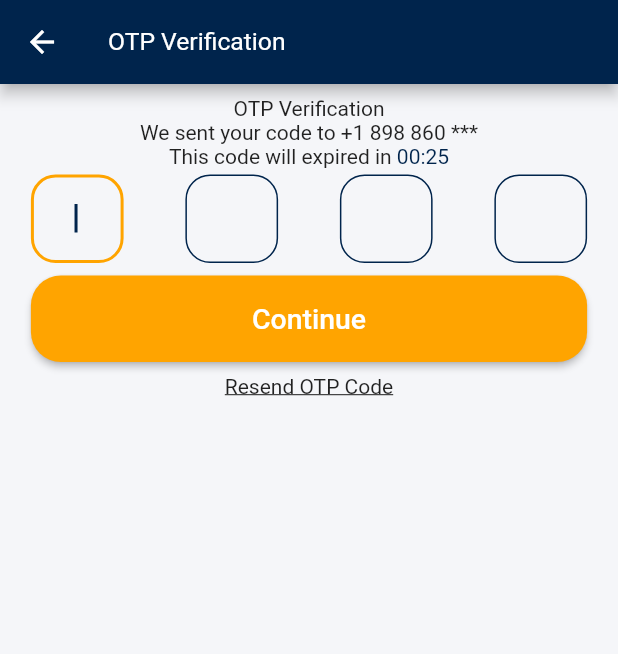
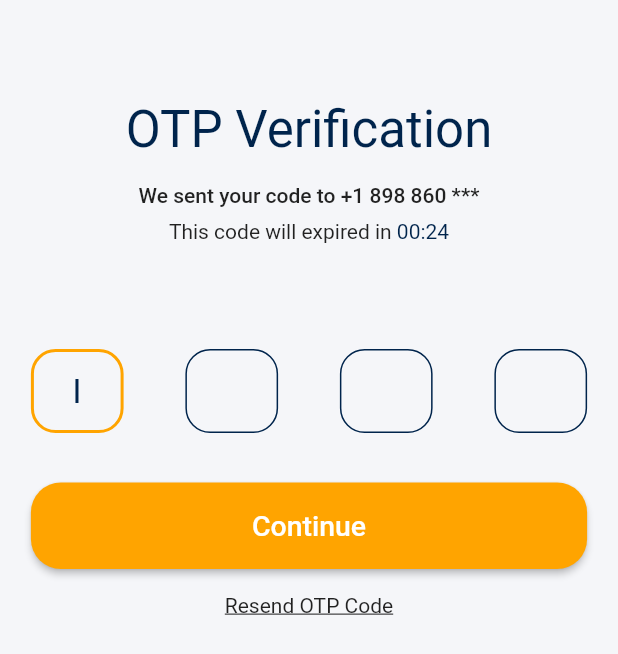
Before and after one commit to rupendra-p/flutter_ecommerce, a Flutter app: the OtpScreen screen opened by its route, after a tap on "Continue", after a tap on "Resend OTP Code", on a phone screen of 412 x 824 dp. Shown: the top 654 px of the screen. Run offline on Flutter 3.47's test engine with Material 2 defaults, Android fonts, the phone set to English and light mode, and no system bars; our stand-ins replace flutter_dotenv, flutter_svg.

Commit message:
changes in complete profile

```diff
--- a/lib/main.dart
+++ b/lib/main.dart
@@ -1,3 +1,4 @@
+import 'package:ecommerce/screens/otp/otp_screen.dart';
 import 'package:flutter/material.dart';
 import 'package:flutter_dotenv/flutter_dotenv.dart';
 
--- a/lib/screens/complete_profile/complete_profile_form.dart
+++ b/lib/screens/complete_profile/complete_profile_form.dart
@@ -58,7 +58,7 @@ class _CompleteProfileFormState extends State<CompleteProfileForm> {
             height: SizeConfig.heightMultiplier * 4,
           ),
           DefaultButton(
-            text: "continue",
+            text: "Continue",
             press: () {
               if (_formKey.currentState!.validate()) {
                 Navigator.pushNamed(context, OtpScreen.routeName);
--- a/lib/screens/complete_profile/complete_profile_screen.dart
+++ b/lib/screens/complete_profile/complete_profile_screen.dart
@@ -1,3 +1,4 @@
+import 'package:ecommerce/constant/color_properties.dart';
 import 'package:ecommerce/utils/size_config.dart';
 import 'package:flutter/material.dart';
 import 'complete_profile_form.dart';
@@ -9,9 +10,6 @@ class CompleteProfileScreen extends StatelessWidget {
   @override
   Widget build(BuildContext context) {
     return Scaffold(
-        appBar: AppBar(
-          title: Text('Sign Up'),
-        ),
       body: SafeArea(
         child: SizedBox(
           width: double.infinity,
@@ -23,18 +21,24 @@ class CompleteProfileScreen extends StatelessWidget {
               child: Column(
                 children: [
                   SizedBox(
-                      height: SizeConfig.heightMultiplier * 1,
+                    height: SizeConfig.heightMultiplier * 8,
                   ),
                   Text(
                     "Complete Profile",
-                      // style: headingStyle,
+                    style: Theme.of(context).textTheme.headline4!.copyWith(
+                          color: primaryColor,
                         ),
+                  ),
+                  SizedBox(height: SizeConfig.heightMultiplier * 2),
                   Text(
                     "Complete your details or continue  \nwith social media",
                     textAlign: TextAlign.center,
+                    style: Theme.of(context).textTheme.subtitle1!.copyWith(
+                          color: colorGrey,
+                        ),
                   ),
                   SizedBox(
-                      height: SizeConfig.heightMultiplier * 2,
+                    height: SizeConfig.heightMultiplier * 8,
                   ),
                   CompleteProfileForm(),
                   SizedBox(
@@ -50,6 +54,7 @@ class CompleteProfileScreen extends StatelessWidget {
             ),
           ),
         ),
-        ),);
+      ),
+    );
   }
 }
--- a/lib/screens/otp/otp_screen.dart
+++ b/lib/screens/otp/otp_screen.dart
@@ -1,3 +1,4 @@
+import 'package:ecommerce/screens/navigation_screen.dart';
 import 'package:flutter/material.dart';
 
 import '/components/default_button.dart';
@@ -11,10 +12,8 @@ class OtpScreen extends StatelessWidget {
   @override
   Widget build(BuildContext context) {
     return Scaffold(
-      appBar: AppBar(
-        title: const Text("OTP Verification"),
-      ),
-      body: SizedBox(
+      body: SafeArea(
+        child: SizedBox(
           width: double.infinity,
           child: Padding(
             padding: EdgeInsets.symmetric(
@@ -23,14 +22,31 @@ class OtpScreen extends StatelessWidget {
             child: SingleChildScrollView(
               child: Column(
                 children: [
-                SizedBox(height: SizeConfig.heightMultiplier),
-                const Text(
+                  SizedBox(height: SizeConfig.heightMultiplier * 8),
+                  Text(
                     "OTP Verification",
+                    style: Theme.of(context).textTheme.headline4!.copyWith(
+                          color: primaryColor,
                         ),
-                const Text("We sent your code to +1 898 860 ***"),
+                  ),
+                  SizedBox(
+                    height: SizeConfig.heightMultiplier * 2,
+                  ),
+                  Text(
+                    "We sent your code to +1 898 860 ***",
+                    style: Theme.of(context).textTheme.bodyText1,
+                  ),
+                  SizedBox(
+                    height: SizeConfig.heightMultiplier,
+                  ),
                   buildTimer(),
+                  SizedBox(
+                    height: SizeConfig.heightMultiplier * 8,
+                  ),
                   const OtpForm(),
-                SizedBox(height: SizeConfig.heightMultiplier),
+                  SizedBox(
+                    height: SizeConfig.heightMultiplier * 2,
+                  ),
                   GestureDetector(
                     onTap: () {
                       // OTP code resend
@@ -41,6 +57,7 @@ class OtpScreen extends StatelessWidget {
                     ),
                   )
                 ],
+              ),
             ),
           ),
         ),
@@ -115,11 +132,9 @@ class _OtpFormState extends State<OtpForm> {
                 width: SizeConfig.heightMultiplier * 7.5,
                 child: TextFormField(
                   autofocus: true,
-                  obscureText: true,
-                  // style: TextStyle(fontSize: 24),
+                  style: Theme.of(context).textTheme.bodyText1,
                   keyboardType: TextInputType.number,
                   textAlign: TextAlign.center,
-
                   onChanged: (value) {
                     nextField(value, pin2FocusNode);
                   },
@@ -129,11 +144,9 @@ class _OtpFormState extends State<OtpForm> {
                 width: SizeConfig.heightMultiplier * 7.5,
                 child: TextFormField(
                   focusNode: pin2FocusNode,
-                  obscureText: true,
-                  // style: TextStyle(fontSize: 24),
+                  style: Theme.of(context).textTheme.bodyText1,
                   keyboardType: TextInputType.number,
                   textAlign: TextAlign.center,
-
                   onChanged: (value) => nextField(value, pin3FocusNode),
                 ),
               ),
@@ -141,11 +154,9 @@ class _OtpFormState extends State<OtpForm> {
                 width: SizeConfig.heightMultiplier * 7.5,
                 child: TextFormField(
                   focusNode: pin3FocusNode,
-                  obscureText: true,
-                  // style: TextStyle(fontSize: 24),
+                  style: Theme.of(context).textTheme.bodyText1,
                   keyboardType: TextInputType.number,
                   textAlign: TextAlign.center,
-
                   onChanged: (value) => nextField(value, pin4FocusNode),
                 ),
               ),
@@ -153,11 +164,9 @@ class _OtpFormState extends State<OtpForm> {
                 width: SizeConfig.heightMultiplier * 7.5,
                 child: TextFormField(
                   focusNode: pin4FocusNode,
-                  obscureText: true,
-                  // style: TextStyle(fontSize: 24),
+                  style: Theme.of(context).textTheme.bodyText1,
                   keyboardType: TextInputType.number,
                   textAlign: TextAlign.center,
-
                   onChanged: (value) {
                     if (value.length == 1) {
                       pin4FocusNode!.unfocus();
@@ -169,11 +178,15 @@ class _OtpFormState extends State<OtpForm> {
             ],
           ),
           SizedBox(
-            height: SizeConfig.heightMultiplier,
+            height: SizeConfig.heightMultiplier * 4,
           ),
           DefaultButton(
             text: "Continue",
-            press: () {},
+            press: () {
+              Navigator.of(context).pushNamed(
+                NavigationScreen.routeName,
+              );
+            },
           )
         ],
       ),
```
Lines whose indentation alone changed are shown as unchanged.
